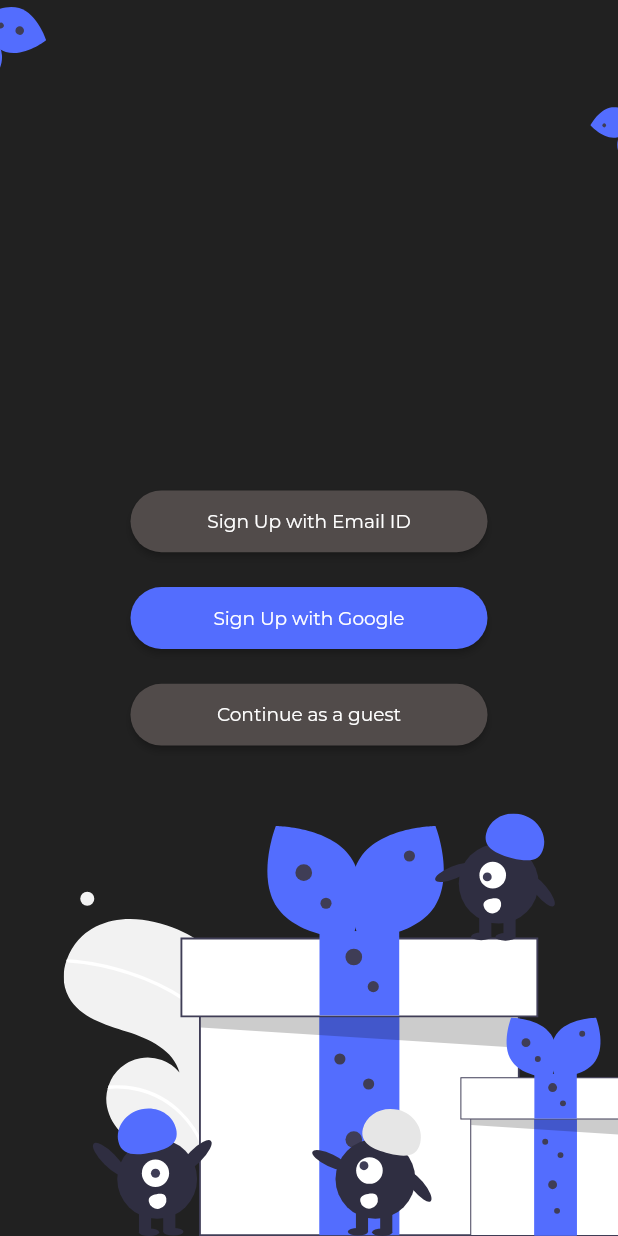
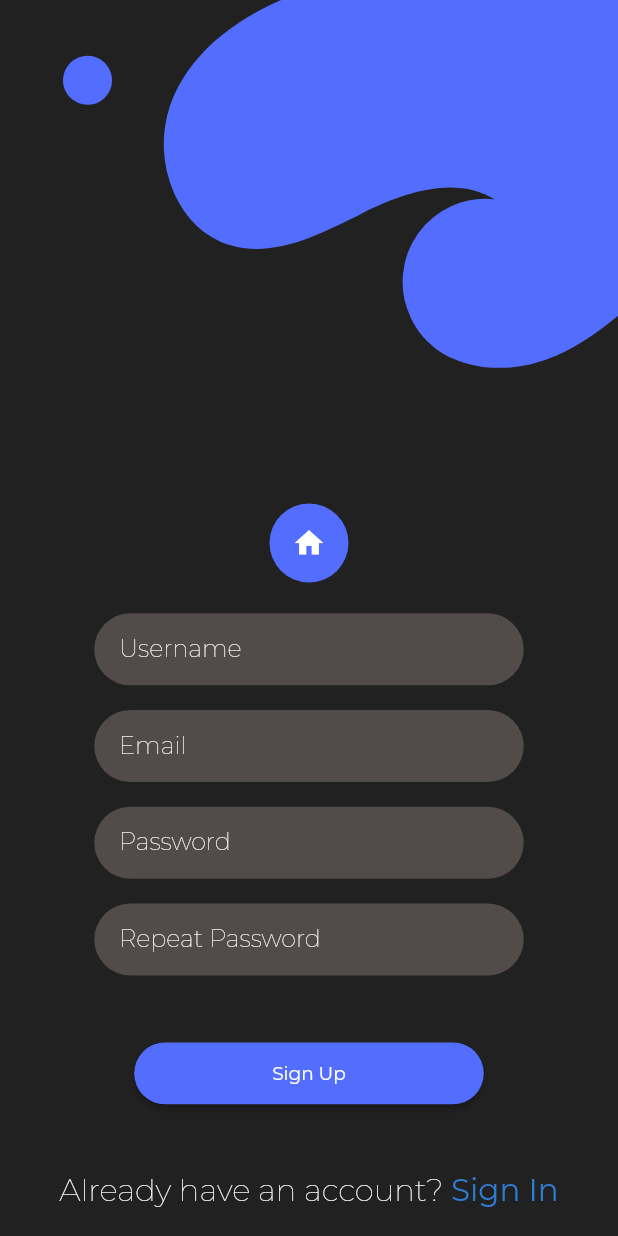
Before and after one commit to YoussefChajia/game-prize, a Flutter app: the screen it shows after launch, after a tap on "Sign Up with Email ID", on a phone screen of 412 x 824 dp. Run offline on Flutter 3.47's test engine with Material 2 defaults, Android fonts, the phone set to English and light mode, and no system bars; our stand-ins replace firebase_auth, firebase_core, flutter_svg, font_awesome_flutter, google_fonts, google_sign_in and 1 more; missing offline and left inert: dart:html; accounts and stored records are empty.

Commit message:
SignIn/SignUp UI Completed

```diff
--- a/lib/Screens/decideWidget.dart
+++ b/lib/Screens/decideWidget.dart
@@ -1,5 +1,8 @@
 import 'package:axie_scholarship/Screens/home.dart';
 import 'package:axie_scholarship/Screens/login_page.dart';
+import 'package:axie_scholarship/Screens/signInEmail.dart';
+import 'package:axie_scholarship/Screens/signUpEmail.dart';
+import 'package:axie_scholarship/enums/pageType.dart';
 import 'package:firebase_auth/firebase_auth.dart';
 import 'package:flutter/material.dart';
 import 'package:provider/provider.dart';
@@ -20,8 +23,12 @@ class LoginOrHomeState extends State<LoginOrHome> {
   @override
   Widget build(BuildContext context) {
     User? user = context.watch<User?>();
+    context.watch<PageType>();
     if (user == null) {
-      return SignInPage();
+      if (context.read<PageType>() == PageType.LoginPage) return SignInPage();
+      if (context.read<PageType>() == PageType.SignUpEmailPage)
+        return SignUpEmailPage();
+      return SignInEmailPage();
     }
     return HomePage();
   }
--- a/lib/Screens/login_page.dart
+++ b/lib/Screens/login_page.dart
@@ -1,10 +1,10 @@
 import 'package:axie_scholarship/Services/Auth.dart';
 import 'package:axie_scholarship/Widgets/SignInButton.dart';
+import 'package:axie_scholarship/enums/pageType.dart';
+import 'package:axie_scholarship/models/pageSwitcher.dart';
 import 'package:flutter/material.dart';
 import 'package:axie_scholarship/models/screenSize.dart';
 import 'package:flutter_svg/flutter_svg.dart';
-import 'package:flutter_svg/parser.dart';
-import 'package:font_awesome_flutter/font_awesome_flutter.dart';
 import 'package:provider/provider.dart';
 
 class SignInPage extends StatefulWidget {
@@ -69,6 +69,9 @@ class _SignInPageState extends State<SignInPage>
                   buttonText: "Sign Up with Email ID",
                   onPressed: () {
                     //TODO : Redirect to the page of Sign in with email and password
+                    context.read<PageSwitcher>().changePage(
+                          newPage: PageType.SignUpEmailPage,
+                        );
                   },
                   textColor: Colors.white,
                   backgroundColor: Color(0xff514B4A)),
--- /dev/null
+++ b/lib/Screens/signUpEmail.dart
@@ -0,0 +1,150 @@
+import 'dart:html';
+
+import 'package:axie_scholarship/Screens/signInEmail.dart';
+import 'package:axie_scholarship/Widgets/SignInButton.dart';
+import 'package:axie_scholarship/Widgets/SignTextField.dart';
+import 'package:axie_scholarship/Widgets/circleButton.dart';
+import 'package:axie_scholarship/enums/pageType.dart';
+import 'package:axie_scholarship/enums/textFieldType.dart';
+import 'package:axie_scholarship/models/pageSwitcher.dart';
+import 'package:axie_scholarship/models/screenSize.dart';
+import 'package:flutter/material.dart';
+import 'package:flutter_svg/flutter_svg.dart';
+import 'package:google_fonts/google_fonts.dart';
+import 'package:provider/provider.dart';
+
+class SignUpEmailPage extends StatefulWidget {
+  const SignUpEmailPage({Key? key}) : super(key: key);
+
+  @override
+  _SignUpEmailPageState createState() => _SignUpEmailPageState();
+}
+
+class _SignUpEmailPageState extends State<SignUpEmailPage> {
+  final _formKey = GlobalKey<FormState>();
+  TextEditingController emailController = TextEditingController(),
+      usernameController = TextEditingController(),
+      passwordController = TextEditingController(),
+      secondPasswordController = TextEditingController();
+  @override
+  Widget build(BuildContext context) {
+    return Stack(
+      children: [
+        Expanded(
+          child: Container(
+            color: Color(0xff212121),
+          ),
+        ),
+        Positioned(
+          child: SvgPicture.asset(
+            "assets/Vectors/shapeAndCircle.svg",
+            width: context.read<ScreenSize>().width * 1.275,
+            height: context.read<ScreenSize>().width * 1.176,
+          ),
+          right: -context.read<ScreenSize>().width * .36,
+          top: context.read<ScreenSize>().width * -0.3613,
+        ),
+        Container(
+          margin:
+              EdgeInsets.only(top: context.read<ScreenSize>().width * .8147),
+          child: Column(
+            children: [
+              CircleButton(
+                icon: Icons.home,
+                iconColor: Colors.white,
+                onPressed: () async {
+                  context
+                      .read<PageSwitcher>()
+                      .changePage(newPage: PageType.LoginPage);
+                },
+                fillColor: Color(0xff536DFE),
+              ),
+              SizedBox(
+                height: context.read<ScreenSize>().height * .025,
+              ),
+              Form(
+                key: _formKey,
+                child: Column(
+                  crossAxisAlignment: CrossAxisAlignment.center,
+                  children: [
+                    SignTextField(
+                      fieldType: TextFieldType.Username,
+                      textController: usernameController,
+                    ),
+                    SizedBox(
+                      height: context.read<ScreenSize>().height * .02,
+                    ),
+                    SignTextField(
+                      fieldType: TextFieldType.Email,
+                      textController: emailController,
+                    ),
+                    SizedBox(
+                      height: context.read<ScreenSize>().height * .02,
+                    ),
+                    SignTextField(
+                        fieldType: TextFieldType.Password,
+                        textController: passwordController),
+                    SizedBox(
+                      height: context.read<ScreenSize>().height * .02,
+                    ),
+                    SignTextField(
+                      fieldType: TextFieldType.SecondPassword,
+                      textController: secondPasswordController,
+                    ),
+                    SizedBox(
+                      height: context.read<ScreenSize>().height * .05,
+                    ),
+                    SignInButton(
+                      buttonText: "Sign Up",
+                      onPressed: () {
+                        print("the sign up button is clicked");
+                        if (_formKey.currentState!.validate()) {
+                          print("The form is valide");
+                        }
+                      },
+                      textColor: Colors.white,
+                      backgroundColor: Color(0xFF536DFE),
+                      width: context.read<ScreenSize>().width * .488,
+                    ),
+                    SizedBox(
+                      height: context.read<ScreenSize>().height * .05,
+                    ),
+                    Row(
+                      mainAxisAlignment: MainAxisAlignment.center,
+                      children: [
+                        Text(
+                          "Already have an account? ",
+                          style: GoogleFonts.montserrat(
+                            color: Colors.white,
+                            fontSize: context.read<ScreenSize>().width * .05,
+                            fontWeight: FontWeight.w100,
+                          ),
+                        ),
+                        InkWell(
+                          child: Text(
+                            "Sign In",
+                            style: GoogleFonts.montserrat(
+                              color: Color(0xff2D7DD2),
+                              fontSize: context.read<ScreenSize>().width * .05,
+                              fontWeight: FontWeight.w400,
+                            ),
+                          ),
+                          onTap: () {
+                            //TODO : adding the switch to the login page
+                            context
+                                .read<PageSwitcher>()
+                                .changePage(newPage: PageType.SignInEmailPage);
+                          },
+                        )
+                      ],
+                    )
+                  ],
+                ),
+              ),
+            ],
+          ),
+        )
+      ],
+    );
+  }
+}
--- a/lib/Widgets/SignInButton.dart
+++ b/lib/Widgets/SignInButton.dart
@@ -7,12 +7,14 @@ class SignInButton extends StatefulWidget {
   final String buttonText;
   final VoidCallback onPressed;
   final Color textColor, backgroundColor;
+  final double? width;
   const SignInButton({
     Key? key,
     required this.buttonText,
     required this.onPressed,
     required this.textColor,
     required this.backgroundColor,
+    this.width,
   }) : super(key: key);
 
   @override
@@ -31,7 +33,7 @@ class _SignInButtonState extends State<SignInButton> {
       ),
       child: Container(
         alignment: Alignment.center,
-        width: context.read<ScreenSize>().width * .50,
+        width: widget.width ?? (context.read<ScreenSize>().width * .50),
         height: context.read<ScreenSize>().height * .04,
         child: Text(
           this.widget.buttonText,
@@ -43,7 +45,10 @@ class _SignInButtonState extends State<SignInButton> {
           ),
         ),
       ),
-      onPressed: () => this.widget.onPressed,
+      onPressed: () {
+        print('the button is clicked');
+        this.widget.onPressed();
+      },
     );
   }
 }
--- /dev/null
+++ b/lib/Widgets/SignTextField.dart
@@ -0,0 +1,103 @@
+import 'package:axie_scholarship/enums/textFieldType.dart';
+import 'package:axie_scholarship/models/screenSize.dart';
+import 'package:flutter/material.dart';
+import 'package:google_fonts/google_fonts.dart';
+import 'package:provider/provider.dart';
+import 'package:string_validator/string_validator.dart';
+
+class SignTextField extends StatefulWidget {
+  final TextFieldType fieldType;
+  final TextEditingController? firstPasswordController;
+  final TextEditingController textController;
+  const SignTextField({
+    Key? key,
+    required this.fieldType,
+    this.firstPasswordController,
+    required this.textController,
+  }) : super(key: key);
+
+  @override
+  _SignTextFieldState createState() => _SignTextFieldState();
+}
+
+class _SignTextFieldState extends State<SignTextField> {
+  @override
+  Widget build(BuildContext context) {
+    return Container(
+      width: context.read<ScreenSize>().width * .695,
+      child: TextFormField(
+        decoration: InputDecoration(
+          errorBorder: OutlineInputBorder(
+            borderSide: BorderSide.none,
+            borderRadius: BorderRadius.all(
+              Radius.circular(context.read<ScreenSize>().width * 0.15),
+            ),
+          ),
+          focusedErrorBorder: OutlineInputBorder(
+            borderSide: BorderSide.none,
+            borderRadius: BorderRadius.all(
+              Radius.circular(context.read<ScreenSize>().width * 0.15),
+            ),
+          ),
+          filled: true,
+          fillColor: Color(0xff514B4A),
+          hintText: (widget.fieldType != TextFieldType.SecondPassword)
+              ? widget.fieldType.toString().split('.')[1]
+              : "Repeat Password",
+          hintStyle: GoogleFonts.montserrat(
+            color: Colors.white,
+            fontWeight: FontWeight.w100,
+          ),
+          contentPadding: EdgeInsets.symmetric(
+            vertical: context.read<ScreenSize>().width * .02,
+            horizontal: context.read<ScreenSize>().width * .04,
+          ),
+          enabledBorder: OutlineInputBorder(
+            borderSide: BorderSide.none,
+            borderRadius: BorderRadius.all(
+              Radius.circular(context.read<ScreenSize>().width * 0.15),
+            ),
+          ),
+          focusedBorder: OutlineInputBorder(
+            borderSide: BorderSide.none,
+            borderRadius: BorderRadius.all(
+              Radius.circular(context.read<ScreenSize>().width * 0.15),
+            ),
+          ),
+        ),
+        controller: widget.textController,
+        textAlign: TextAlign.left,
+        obscureText: (widget.fieldType == TextFieldType.Password ||
+            widget.fieldType == TextFieldType.SecondPassword),
+        autocorrect: false,
+        style: GoogleFonts.montserrat(
+          color: Colors.white,
+          fontWeight: FontWeight.w300,
+        ),
+        validator: (value) {
+          //! validating the textField (email, the same password, etc)
+          if (value != null) {
+            print(value.length.toString());
+            if (value.isEmpty)
+              return "Please fill the " +
+                  (widget.fieldType != TextFieldType.SecondPassword
+                      ? widget.fieldType.toString().split('.')[1]
+                      : "Second Password") +
+                  " field";
+            else if (this.widget.fieldType == TextFieldType.Email &&
+                !isEmail(value))
+              return "Please enter a valid email";
+            else if (value.length < 8 &&
+                widget.fieldType == TextFieldType.Password)
+              return "Please enter password more than 8 caracters";
+            else if (widget.fieldType == TextFieldType.SecondPassword &&
+                this.widget.firstPasswordController?.text != value)
+              return "Please ensure to type the same password";
+            return null;
+          }
+          return null;
+        },
+      ),
+    );
+  }
+}
--- /dev/null
+++ b/lib/Widgets/circleButton.dart
@@ -0,0 +1,54 @@
+import 'package:axie_scholarship/models/screenSize.dart';
+import 'package:flutter/material.dart';
+import 'package:flutter_svg/flutter_svg.dart';
+import 'package:provider/provider.dart';
+
+//! only one asset is added : either a path to the svg icon or the icon
+class CircleButton extends StatefulWidget {
+  final Color iconColor, fillColor;
+  final VoidCallback onPressed;
+  final String? assetPath;
+  final IconData? icon;
+  const CircleButton(
+      {Key? key,
+      required this.iconColor,
+      required this.onPressed,
+      this.assetPath,
+      required this.fillColor,
+      this.icon})
+      : super(key: key);
+
+  @override
+  _iurcleButtonState createState() => _iurcleButtonState();
+}
+
+class _iurcleButtonState extends State<CircleButton> {
+  @override
+  Widget build(BuildContext context) {
+    return RawMaterialButton(
+      constraints: BoxConstraints(
+        minHeight: context.read<ScreenSize>().width * .116,
+        minWidth: context.read<ScreenSize>().width * .116,
+      ),
+      onPressed: () {
+        widget.onPressed();
+      },
+      elevation: 0.0,
+      fillColor: widget.fillColor,
+      child: widget.assetPath != null
+          ? SvgPicture.asset(
+              widget.assetPath!,
+              color: widget.iconColor,
+              width: context.read<ScreenSize>().width * .045,
+              height: context.read<ScreenSize>().width * .045,
+            )
+          : Icon(
+              widget.icon,
+              color: widget.iconColor,
+              size: context.read<ScreenSize>().width * .055,
+            ),
+      padding: EdgeInsets.all(15.0),
+      shape: CircleBorder(),
+    );
+  }
+}
--- /dev/null
+++ b/lib/enums/pageType.dart
@@ -0,0 +1,6 @@
+enum PageType {
+  LoginPage,
+  SignInEmailPage,
+  SignUpEmailPage,
+  HomePage,
+}
--- /dev/null
+++ b/lib/enums/textFieldType.dart
@@ -0,0 +1,6 @@
+enum TextFieldType {
+  Email,
+  Password,
+  Username,
+  SecondPassword,
+}
--- a/lib/main.dart
+++ b/lib/main.dart
@@ -1,5 +1,9 @@
+import 'dart:async';
+
 import 'package:axie_scholarship/Screens/decideWidget.dart';
 import 'package:axie_scholarship/Services/Auth.dart';
+import 'package:axie_scholarship/enums/pageType.dart';
+import 'package:axie_scholarship/models/pageSwitcher.dart';
 import 'package:axie_scholarship/models/screenSize.dart';
 import 'package:firebase_auth/firebase_auth.dart';
 import 'package:firebase_core/firebase_core.dart';
@@ -39,11 +43,16 @@ class _MyHomePageState extends State<MyHomePage> {
   @override
   Widget build(BuildContext context) {
     AuthService _authService = AuthService();
-
+    PageSwitcher _pageSwitcher = PageSwitcher();
     return MultiProvider(
       providers: [
         Provider<AuthService>(
           create: (_) => _authService,
+        ),
+        Provider<PageSwitcher>(create: (_) => _pageSwitcher),
+        StreamProvider<PageType>(
+          create: (context) => context.read<PageSwitcher>().pageType,
+          initialData: PageType.LoginPage,
         ),
         StreamProvider<User?>(
           create: (context) => context.read<AuthService>().authStateChanges,
--- /dev/null
+++ b/lib/models/pageSwitcher.dart
@@ -0,0 +1,19 @@
+import 'dart:async';
+
+import 'package:axie_scholarship/enums/pageType.dart';
+
+class PageSwitcher {
+  final StreamController<PageType> pageTypeController =
+      StreamController<PageType>();
+
+  Stream<PageType> get pageType => pageTypeController.stream;
+
+  bool changePage({required PageType newPage}) {
+    try {
+      this.pageTypeController.add(newPage);
+      return true;
+    } catch (e) {
+      return false;
+    }
+  }
+}
--- a/pubspec.yaml
+++ b/pubspec.yaml
@@ -36,6 +36,7 @@ dependencies:
   provider: ^5.0.0
   flutter_svg: ^0.22.0
   google_fonts: ^2.1.0
+  string_validator: ^0.3.0
 
 
 
```
Also changed, not shown: lib/Screens/home.dart (+5 -15 lines), lib/Screens/signInEmail.dart (added, +149 -0 lines), assets/Vectors/shapeAndCircle.svg (added), pubspec.lock.
